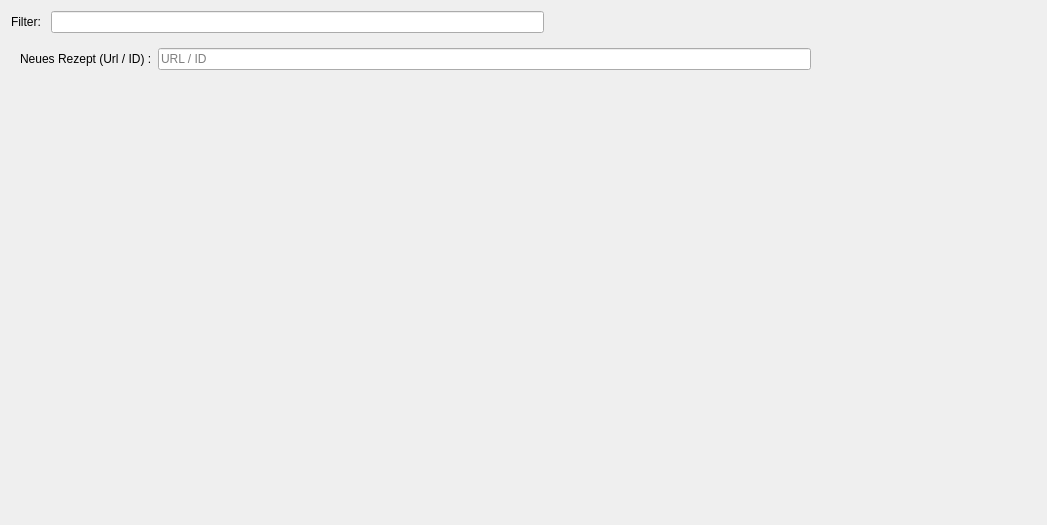
Old version of the form frontend/RecipeChooser.ui in the repository Indidev/headcooker.
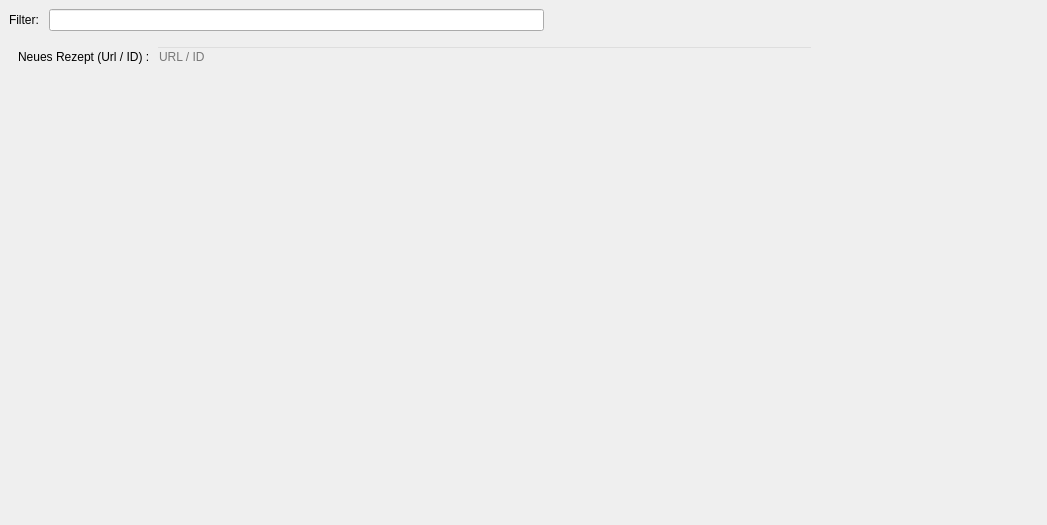
New version of the form.

Commit message: extended stylesheet of recipe chooser

```diff
--- a/frontend/RecipeChooser.ui
+++ b/frontend/RecipeChooser.ui
@@ -17,6 +17,24 @@
    <string notr="true"/>
   </property>
   <layout class="QGridLayout" name="gridLayout">
+   <property name="leftMargin">
+    <number>0</number>
+   </property>
+   <property name="topMargin">
+    <number>0</number>
+   </property>
+   <property name="rightMargin">
+    <number>0</number>
+   </property>
+   <property name="bottomMargin">
+    <number>0</number>
+   </property>
+   <property name="spacing">
+    <number>0</number>
+   </property>
+   <item row="0" column="0">
+    <widget class="QWidget" name="bodyWidget" native="true">
+     <layout class="QGridLayout" name="gridLayout_3">
    <item row="0" column="0">
     <layout class="QHBoxLayout" name="horizontalLayout">
      <property name="topMargin">
@@ -57,6 +75,9 @@
      </property>
      <item>
       <widget class="QScrollArea" name="scrollArea">
+          <property name="styleSheet">
+           <string notr="true"/>
+          </property>
        <property name="frameShape">
         <enum>QFrame::NoFrame</enum>
        </property>
@@ -72,10 +93,17 @@
           <height>464</height>
          </rect>
         </property>
+           <property name="styleSheet">
+            <string notr="true">background-color: transparent;</string>
+           </property>
         <layout class="QGridLayout" name="gridLayout_2">
-         <item row="2" column="0">
-          <layout class="QVBoxLayout" name="verticalLayout">
-           <item>
+            <property name="topMargin">
+             <number>9</number>
+            </property>
+            <property name="verticalSpacing">
+             <number>6</number>
+            </property>
+            <item row="0" column="0">
             <layout class="QFormLayout" name="formLayout">
              <property name="fieldGrowthPolicy">
               <enum>QFormLayout::AllNonFixedFieldsGrow</enum>
@@ -102,14 +130,14 @@
              </item>
             </layout>
            </item>
-           <item>
+            <item row="1" column="0">
             <layout class="QVBoxLayout" name="itemLayout">
              <property name="topMargin">
               <number>0</number>
              </property>
             </layout>
            </item>
-           <item>
+            <item row="2" column="0">
             <spacer name="verticalSpacer">
              <property name="orientation">
               <enum>Qt::Vertical</enum>
@@ -123,8 +151,6 @@
             </spacer>
            </item>
           </layout>
-         </item>
-        </layout>
        </widget>
       </widget>
      </item>
@@ -148,6 +174,9 @@
       </widget>
      </item>
     </layout>
+      </item>
+     </layout>
+    </widget>
    </item>
   </layout>
  </widget>
```
Lines whose indentation alone changed are shown as unchanged. The commit also changes 3 other files.
